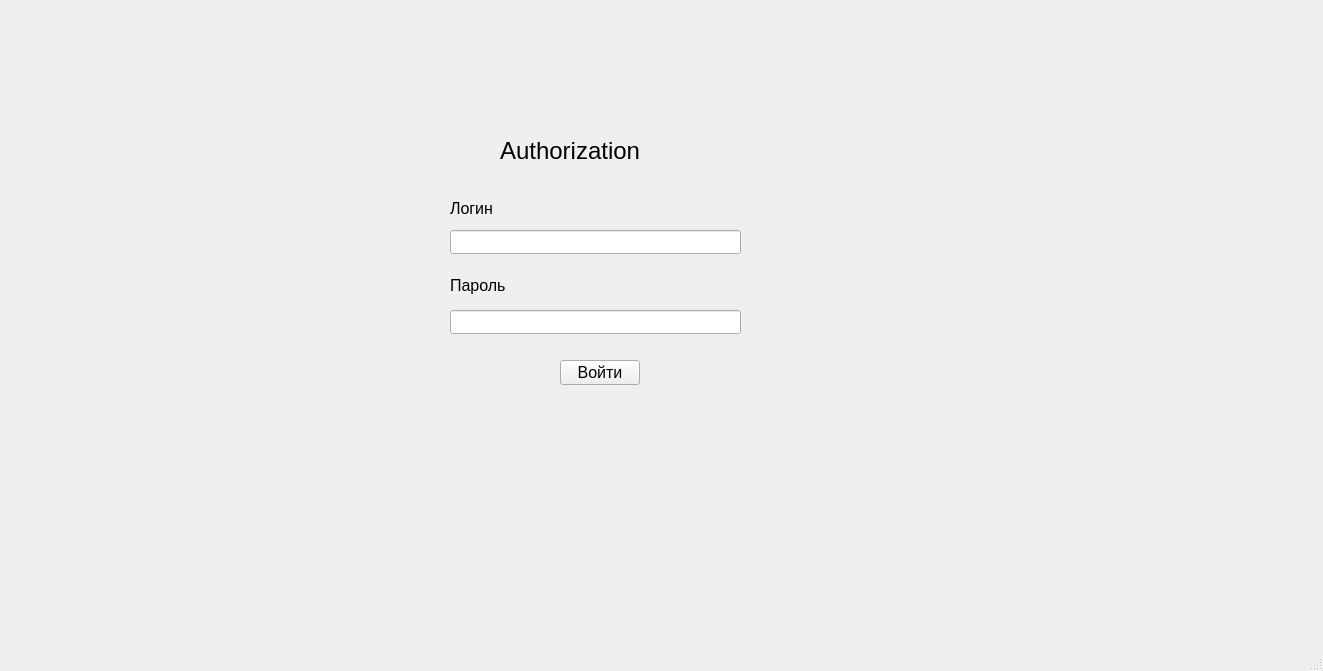
Above: mainwindow.ui from Matvey-Makaro/DBMS-Library before the change. Below: the same form after it.
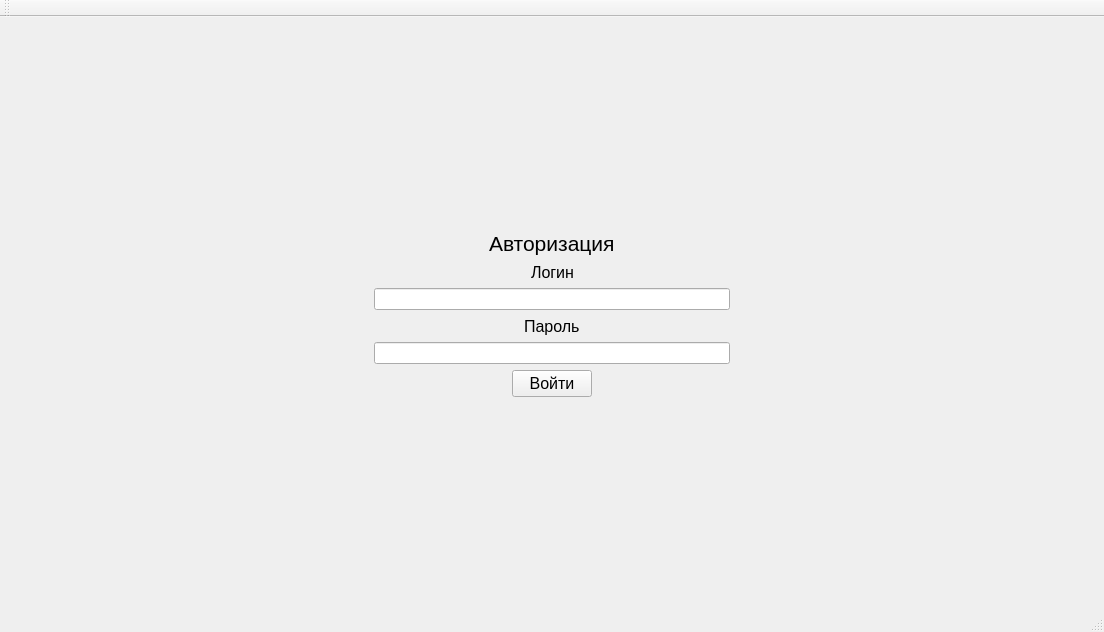
That is the form after the change. The open tabs and pages were chosen to show the change.

Commit message: Add some basic widgets.

Patch:
```diff
--- a/mainwindow.ui
+++ b/mainwindow.ui
@@ -6,60 +6,94 @@
    <rect>
     <x>0</x>
     <y>0</y>
-    <width>1323</width>
-    <height>671</height>
+    <width>1104</width>
+    <height>632</height>
    </rect>
   </property>
   <property name="windowTitle">
    <string>MainWindow</string>
   </property>
   <widget class="QWidget" name="centralwidget">
+   <layout class="QGridLayout" name="gridLayout">
+    <item row="0" column="0">
    <widget class="QStackedWidget" name="stackedWidget">
-    <property name="geometry">
-     <rect>
-      <x>0</x>
-      <y>-30</y>
-      <width>1321</width>
-      <height>651</height>
-     </rect>
-    </property>
     <property name="currentIndex">
      <number>0</number>
     </property>
     <widget class="QWidget" name="authorization_page">
+       <layout class="QVBoxLayout" name="verticalLayout_2">
+        <item>
+         <spacer name="verticalSpacer_2">
+          <property name="orientation">
+           <enum>Qt::Vertical</enum>
+          </property>
+          <property name="sizeHint" stdset="0">
+           <size>
+            <width>20</width>
+            <height>40</height>
+           </size>
+          </property>
+         </spacer>
+        </item>
+        <item>
+         <layout class="QHBoxLayout" name="horizontalLayout_4">
+          <item>
+           <spacer name="horizontalSpacer">
+            <property name="orientation">
+             <enum>Qt::Horizontal</enum>
+            </property>
+            <property name="sizeHint" stdset="0">
+             <size>
+              <width>40</width>
+              <height>20</height>
+             </size>
+            </property>
+           </spacer>
+          </item>
+          <item>
      <widget class="QLabel" name="label">
-      <property name="geometry">
-       <rect>
-        <x>500</x>
-        <y>160</y>
-        <width>201</width>
-        <height>41</height>
-       </rect>
-      </property>
       <property name="font">
        <font>
-        <pointsize>18</pointsize>
-       </font>
-      </property>
-      <property name="layoutDirection">
-       <enum>Qt::LeftToRight</enum>
-      </property>
+              <pointsize>16</pointsize>
+             </font>
+            </property>
       <property name="text">
-       <string>Authorization</string>
-      </property>
-      <property name="textFormat">
-       <enum>Qt::AutoText</enum>
-      </property>
-     </widget>
+             <string>Авторизация</string>
+            </property>
+           </widget>
+          </item>
+          <item>
+           <spacer name="horizontalSpacer_2">
+            <property name="orientation">
+             <enum>Qt::Horizontal</enum>
+            </property>
+            <property name="sizeHint" stdset="0">
+             <size>
+              <width>40</width>
+              <height>20</height>
+             </size>
+            </property>
+           </spacer>
+          </item>
+         </layout>
+        </item>
+        <item>
+         <layout class="QHBoxLayout" name="horizontalLayout_5">
+          <item>
+           <spacer name="horizontalSpacer_4">
+            <property name="orientation">
+             <enum>Qt::Horizontal</enum>
+            </property>
+            <property name="sizeHint" stdset="0">
+             <size>
+              <width>40</width>
+              <height>20</height>
+             </size>
+            </property>
+           </spacer>
+          </item>
+          <item>
      <widget class="QLabel" name="label_2">
-      <property name="geometry">
-       <rect>
-        <x>450</x>
-        <y>230</y>
-        <width>131</width>
-        <height>16</height>
-       </rect>
-      </property>
       <property name="font">
        <font>
         <pointsize>12</pointsize>
@@ -69,25 +103,72 @@
        <string>Логин</string>
       </property>
      </widget>
-     <widget class="QLineEdit" name="lineEdit">
-      <property name="geometry">
-       <rect>
-        <x>450</x>
-        <y>260</y>
-        <width>291</width>
-        <height>24</height>
-       </rect>
-      </property>
-     </widget>
+          </item>
+          <item>
+           <spacer name="horizontalSpacer_3">
+            <property name="orientation">
+             <enum>Qt::Horizontal</enum>
+            </property>
+            <property name="sizeHint" stdset="0">
+             <size>
+              <width>40</width>
+              <height>20</height>
+             </size>
+            </property>
+           </spacer>
+          </item>
+         </layout>
+        </item>
+        <item>
+         <layout class="QHBoxLayout" name="horizontalLayout_6">
+          <item>
+           <spacer name="horizontalSpacer_6">
+            <property name="orientation">
+             <enum>Qt::Horizontal</enum>
+            </property>
+            <property name="sizeHint" stdset="0">
+             <size>
+              <width>40</width>
+              <height>20</height>
+             </size>
+            </property>
+           </spacer>
+          </item>
+          <item>
+           <widget class="QLineEdit" name="lineEdit"/>
+          </item>
+          <item>
+           <spacer name="horizontalSpacer_5">
+            <property name="orientation">
+             <enum>Qt::Horizontal</enum>
+            </property>
+            <property name="sizeHint" stdset="0">
+             <size>
+              <width>40</width>
+              <height>20</height>
+             </size>
+            </property>
+           </spacer>
+          </item>
+         </layout>
+        </item>
+        <item>
+         <layout class="QHBoxLayout" name="horizontalLayout_7">
+          <item>
+           <spacer name="horizontalSpacer_7">
+            <property name="orientation">
+             <enum>Qt::Horizontal</enum>
+            </property>
+            <property name="sizeHint" stdset="0">
+             <size>
+              <width>40</width>
+              <height>20</height>
+             </size>
+            </property>
+           </spacer>
+          </item>
+          <item>
      <widget class="QLabel" name="label_3">
-      <property name="geometry">
-       <rect>
-        <x>450</x>
-        <y>300</y>
-        <width>181</width>
-        <height>31</height>
-       </rect>
-      </property>
       <property name="font">
        <font>
         <pointsize>12</pointsize>
@@ -97,25 +178,72 @@
        <string>Пароль</string>
       </property>
      </widget>
-     <widget class="QLineEdit" name="lineEdit_2">
-      <property name="geometry">
-       <rect>
-        <x>450</x>
-        <y>340</y>
-        <width>291</width>
-        <height>24</height>
-       </rect>
-      </property>
-     </widget>
+          </item>
+          <item>
+           <spacer name="horizontalSpacer_8">
+            <property name="orientation">
+             <enum>Qt::Horizontal</enum>
+            </property>
+            <property name="sizeHint" stdset="0">
+             <size>
+              <width>40</width>
+              <height>20</height>
+             </size>
+            </property>
+           </spacer>
+          </item>
+         </layout>
+        </item>
+        <item>
+         <layout class="QHBoxLayout" name="horizontalLayout_8">
+          <item>
+           <spacer name="horizontalSpacer_10">
+            <property name="orientation">
+             <enum>Qt::Horizontal</enum>
+            </property>
+            <property name="sizeHint" stdset="0">
+             <size>
+              <width>40</width>
+              <height>20</height>
+             </size>
+            </property>
+           </spacer>
+          </item>
+          <item>
+           <widget class="QLineEdit" name="lineEdit_2"/>
+          </item>
+          <item>
+           <spacer name="horizontalSpacer_9">
+            <property name="orientation">
+             <enum>Qt::Horizontal</enum>
+            </property>
+            <property name="sizeHint" stdset="0">
+             <size>
+              <width>40</width>
+              <height>20</height>
+             </size>
+            </property>
+           </spacer>
+          </item>
+         </layout>
+        </item>
+        <item>
+         <layout class="QHBoxLayout" name="horizontalLayout_10">
+          <item>
+           <spacer name="horizontalSpacer_11">
+            <property name="orientation">
+             <enum>Qt::Horizontal</enum>
+            </property>
+            <property name="sizeHint" stdset="0">
+             <size>
+              <width>40</width>
+              <height>20</height>
+             </size>
+            </property>
+           </spacer>
+          </item>
+          <item>
      <widget class="QPushButton" name="pushButton">
-      <property name="geometry">
-       <rect>
-        <x>560</x>
-        <y>390</y>
-        <width>80</width>
-        <height>25</height>
-       </rect>
-      </property>
       <property name="font">
        <font>
         <pointsize>12</pointsize>
@@ -125,9 +253,50 @@
        <string>Войти</string>
       </property>
      </widget>
-    </widget>
-    <widget class="QWidget" name="page_2"/>
-   </widget>
+          </item>
+          <item>
+           <spacer name="horizontalSpacer_12">
+            <property name="orientation">
+             <enum>Qt::Horizontal</enum>
+            </property>
+            <property name="sizeHint" stdset="0">
+             <size>
+              <width>40</width>
+              <height>20</height>
+             </size>
+            </property>
+           </spacer>
+          </item>
+         </layout>
+        </item>
+        <item>
+         <spacer name="verticalSpacer">
+          <property name="orientation">
+           <enum>Qt::Vertical</enum>
+          </property>
+          <property name="sizeHint" stdset="0">
+           <size>
+            <width>20</width>
+            <height>40</height>
+           </size>
+          </property>
+         </spacer>
+        </item>
+       </layout>
+      </widget>
+      <widget class="QWidget" name="page_2">
+       <layout class="QGridLayout" name="gridLayout_2">
+        <item row="0" column="0">
+         <widget class="QTableView" name="tableView"/>
+        </item>
+        <item row="0" column="1">
+         <layout class="QVBoxLayout" name="verticalLayout"/>
+        </item>
+       </layout>
+      </widget>
+     </widget>
+    </item>
+   </layout>
   </widget>
   <widget class="QMenuBar" name="menubar">
    <property name="geometry">
@@ -140,6 +309,17 @@
    </property>
   </widget>
   <widget class="QStatusBar" name="statusbar"/>
+  <widget class="QToolBar" name="toolBar">
+   <property name="windowTitle">
+    <string>toolBar</string>
+   </property>
+   <attribute name="toolBarArea">
+    <enum>TopToolBarArea</enum>
+   </attribute>
+   <attribute name="toolBarBreak">
+    <bool>false</bool>
+   </attribute>
+  </widget>
  </widget>
  <resources/>
  <connections/>
```
Left out of the diff: 4 changed lines with no effect on the pictures. Lines whose indentation alone changed are shown as unchanged. The commit also changes 3 other files.
